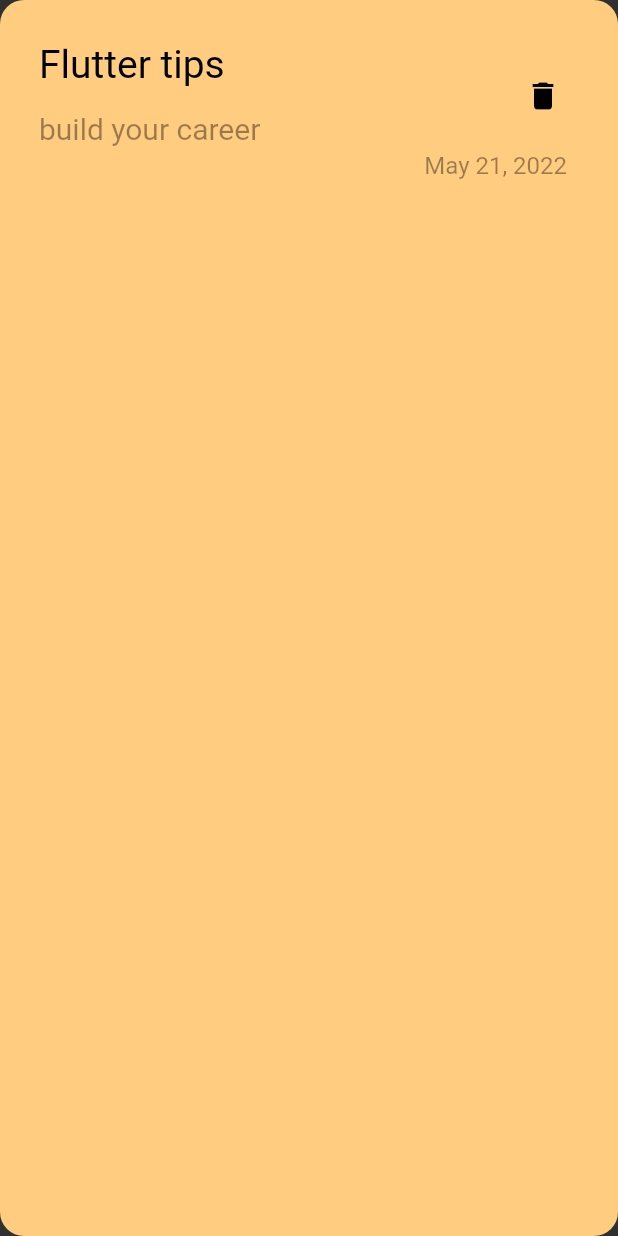
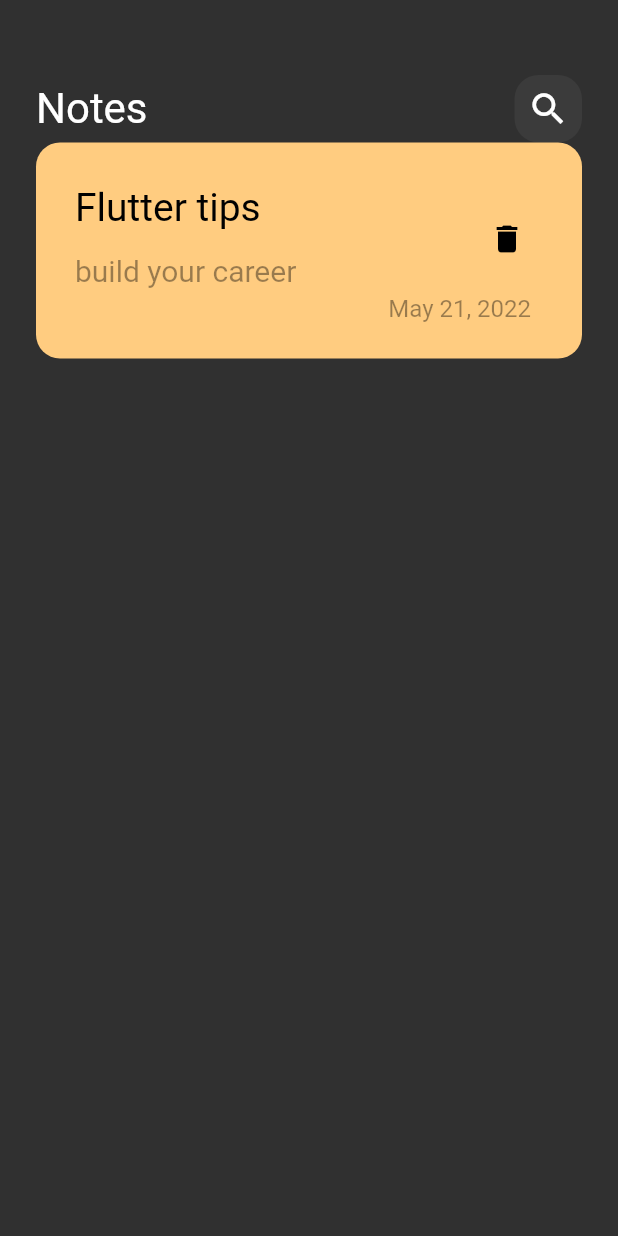
Before and after one commit to alexanderell/dia_note, a Flutter app: the screen it shows after launch, on a phone screen of 412 x 824 dp. Run offline on Flutter 3.47's test engine with Material 2 defaults, Android fonts, the phone set to English and light mode, and no system bars.

Commit message:
Returns right class(everything works)

```diff
--- a/lib/main.dart
+++ b/lib/main.dart
@@ -1,5 +1,6 @@
 import 'package:flutter/material.dart';
 import 'package:progprojekt/views/note_view.dart';
+
 
 void main() {
   runApp(const MyApp());
--- a/lib/views/note_view.dart
+++ b/lib/views/note_view.dart
@@ -1,17 +1,14 @@
 import 'package:flutter/material.dart';
 import 'package:progprojekt/views/widgets/custom_note_item.dart';
+import 'package:progprojekt/views/widgets/note_view_body.dart';
 
-
-
-
-class NoteView extends StatelessWidget{
+class NoteView extends StatelessWidget {
   const NoteView({Key? key}) : super(key: key);
 
   @override
-  Widget build(BuildContext context){
-
-      return const Scaffold(
-        body: NoteItem(),
-      );
+  Widget build(BuildContext context) {
+    return const Scaffold(
+      body: NoteViewBody(),
+    );
   }
 }
--- a/lib/views/widgets/custom_note_item.dart
+++ b/lib/views/widgets/custom_note_item.dart
@@ -1,7 +1,8 @@
 import 'package:flutter/material.dart';
 
-class NoteItem extends StatelessWidget {
-  const NoteItem({super.key});
+
+class CustomNoteItem extends StatelessWidget {
+  const CustomNoteItem({super.key});
 
   @override
   Widget build(BuildContext context) {
--- a/lib/views/widgets/note_view_body.dart
+++ b/lib/views/widgets/note_view_body.dart
@@ -16,7 +16,7 @@ class NoteViewBody extends StatelessWidget {
             height: 50,
           ),
           CustomAppBar(),
-          NoteItem(),
+          CustomNoteItem(),
         ],
       ),
     );
```
